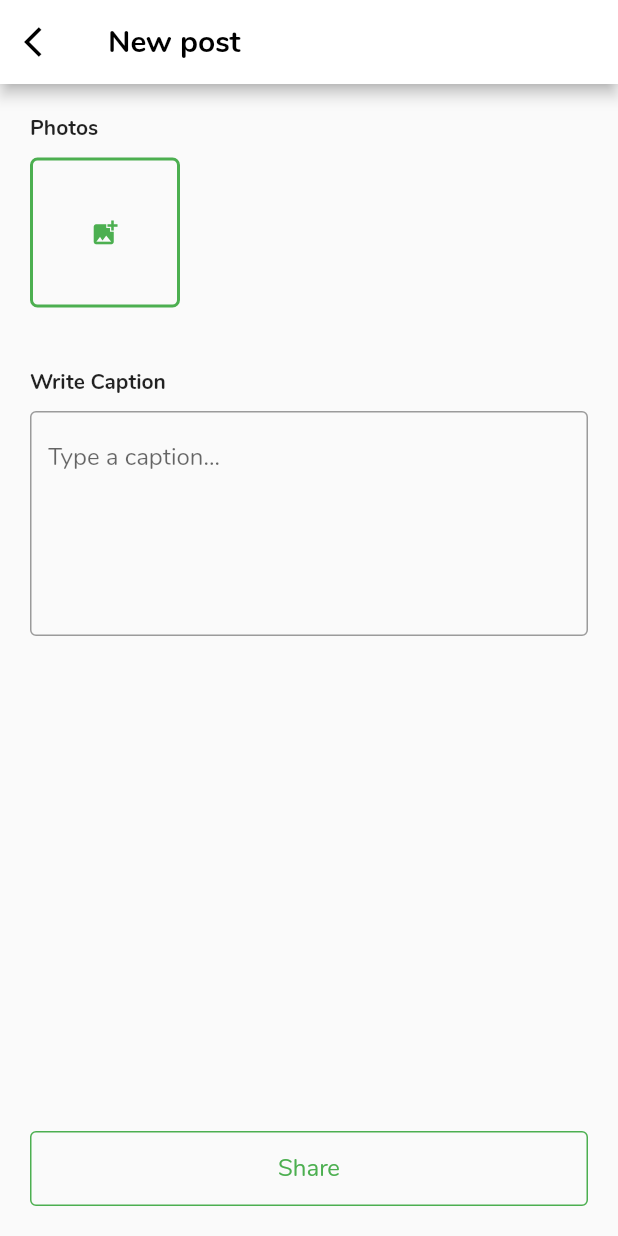
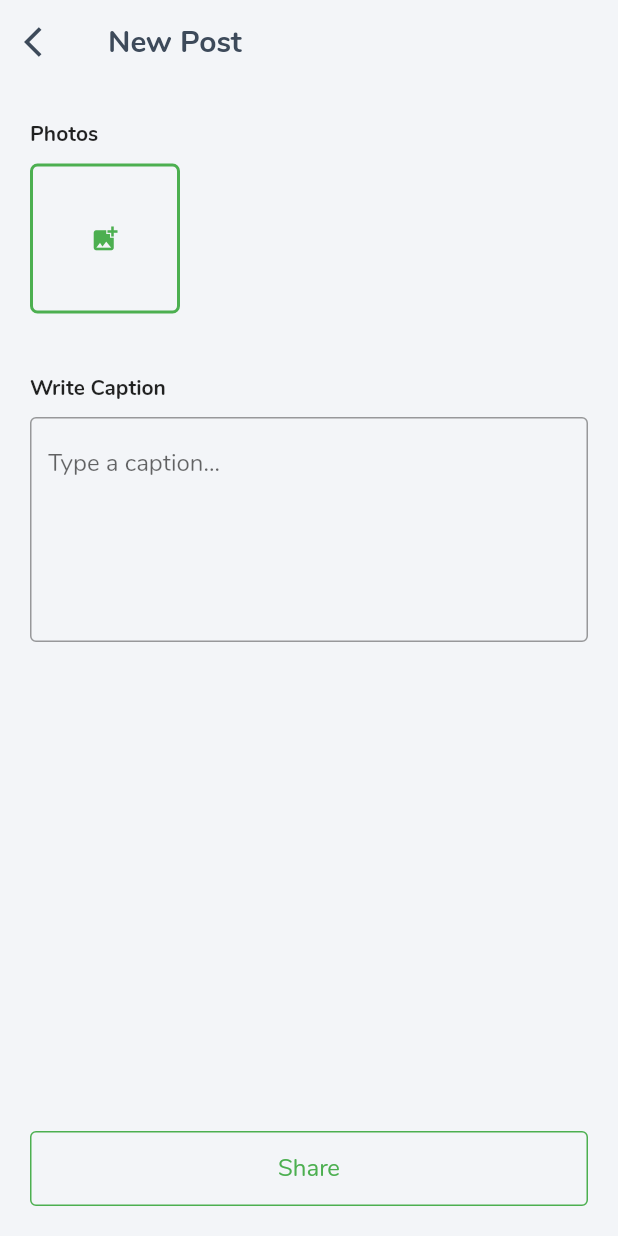
Before and after one commit to shrijanRegmi/flutter-peaman, a Flutter app: the CreatePostScreen screen opened directly, on a phone screen of 412 x 824 dp. Run offline on Flutter 3.47's test engine with Material 2 defaults, Android fonts, the phone set to English and light mode, and no system bars; our stand-ins replace auto_size_text, cached_network_image, cloud_firestore, cloud_functions, firebase_auth, firebase_storage and 9 more; missing offline and left inert: agora_rtc_engine; accounts and stored records are empty; project files that could hold a hidden picture were left out.

Commit message:
create new post screen UI changed a little bit

```diff
--- a/lib/views/screens/create_post_screen.dart
+++ b/lib/views/screens/create_post_screen.dart
@@ -2,6 +2,7 @@ import 'package:flutter/material.dart';
 import 'package:lottie/lottie.dart';
 import 'package:peaman/viewmodels/create_post_vm.dart';
 import 'package:peaman/viewmodels/viewmodel_builder.dart';
+import 'package:peaman/views/widgets/common_widgets/appbar.dart';
 import 'package:peaman/views/widgets/common_widgets/border_btn.dart';
 import 'package:peaman/views/widgets/create_post_widgets/photos.dart';
 import 'package:peaman/views/widgets/create_post_widgets/write_caption.dart';
@@ -13,22 +14,21 @@ class CreatePostScreen extends StatelessWidget {
       vm: CreatePostVm(context),
       builder: (context, vm, appVm, appUser) {
         return Scaffold(
+          backgroundColor: Color(0xffF3F5F8),
           appBar: vm.isLoading
               ? null
-              : AppBar(
-                  title: Text(
-                    'New post',
-                    style: TextStyle(
-                      color: Colors.black,
-                      fontWeight: FontWeight.bold,
+              : PreferredSize(
+                  preferredSize: Size.fromHeight(60.0),
+                  child: CommonAppbar(
+                    title: Text(
+                      'New Post',
+                      style: TextStyle(
+                        fontWeight: FontWeight.bold,
+                        fontSize: 20.0,
+                        color: Color(0xff3D4A5A),
+                      ),
                     ),
                   ),
-                  leading: IconButton(
-                    onPressed: () => Navigator.pop(context),
-                    icon: Icon(Icons.arrow_back_ios),
-                    color: Colors.black,
-                  ),
-                  backgroundColor: Colors.white,
                 ),
           body: SafeArea(
             child: vm.isLoading
```
